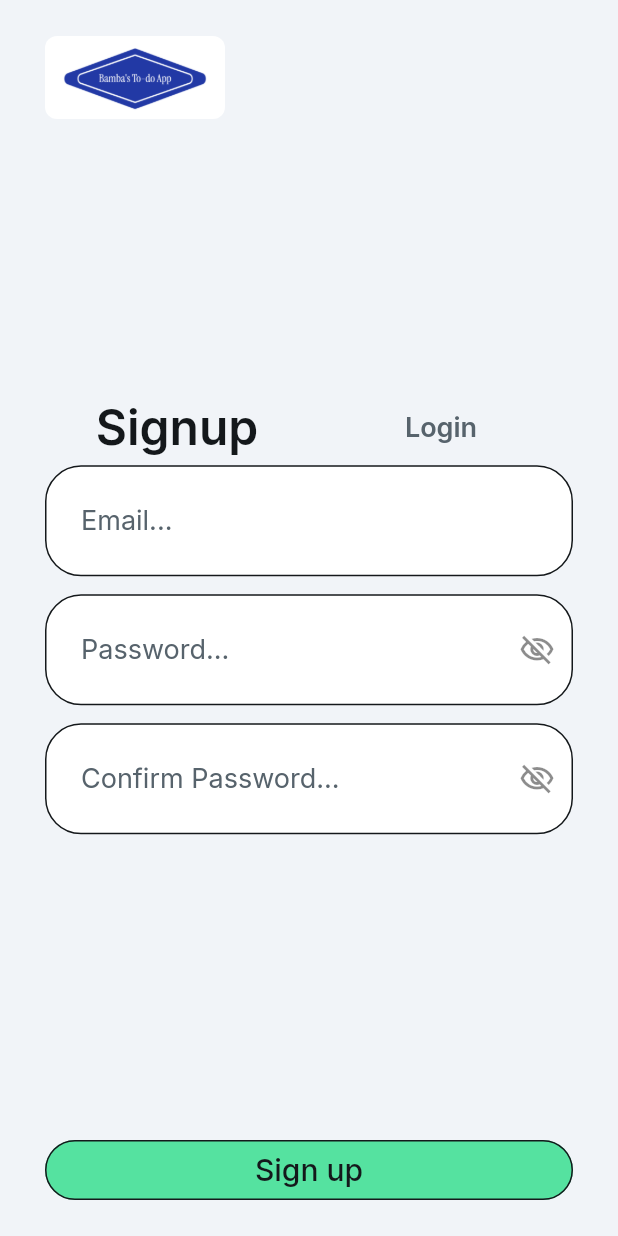
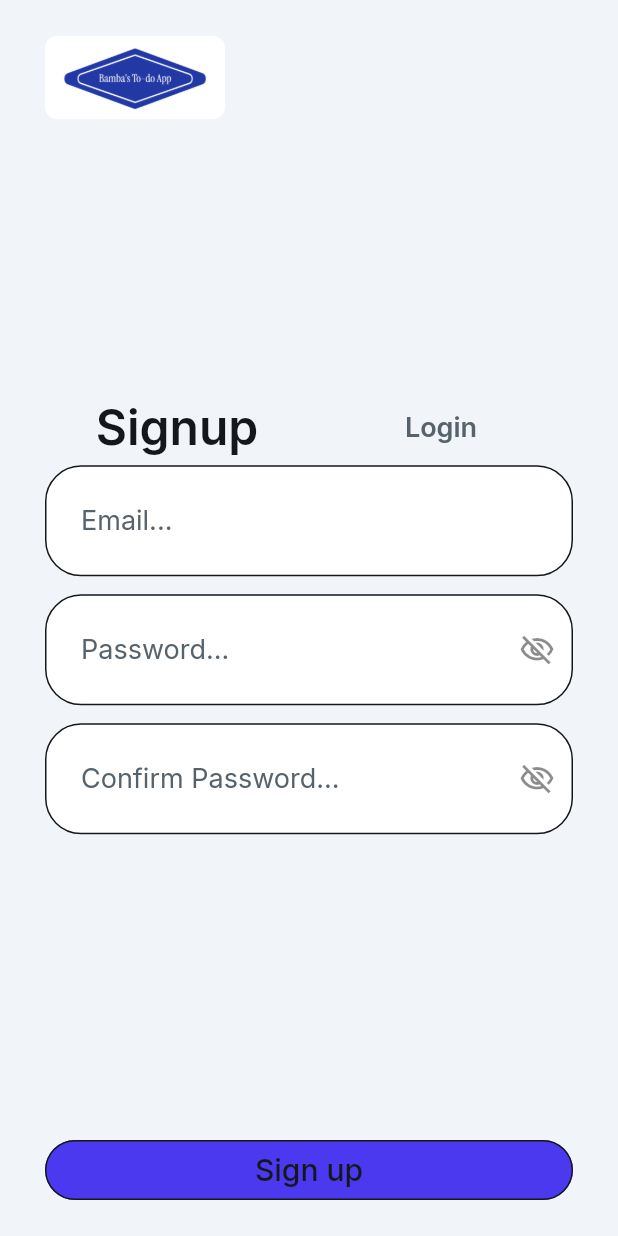
Before and after one commit to thatguybamba/TodoApp-FlutterFlow, a Flutter app: the screen it shows after launch, on a phone screen of 412 x 824 dp. Run offline on Flutter 3.47's test engine with Material 3 defaults, Android fonts, the phone set to English and light mode, and no system bars; drawn by our look-alikes of auto_size_text; our stand-ins replace cloud_firestore, easy_debounce, file_picker, firebase_auth, firebase_core, firebase_storage and 13 more; missing offline and left inert: json_path, mime_type; accounts and stored records are empty.

Commit message:
Updating to latest FlutterFlow output.

```diff
--- a/lib/login/login_widget.dart
+++ b/lib/login/login_widget.dart
@@ -1166,7 +1166,7 @@ class _LoginWidgetState extends State<LoginWidget>
                                   16.0, 0.0, 16.0, 0.0),
                               iconPadding: EdgeInsetsDirectional.fromSTEB(
                                   0.0, 0.0, 0.0, 0.0),
-                              color: Color(0xFF55E2A0),
+                              color: FlutterFlowTheme.of(context).primary,
                               textStyle: FlutterFlowTheme.of(context)
                                   .labelMedium
                                   .override(
```
